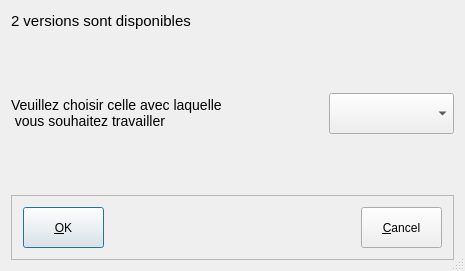
This is UiQT4/desChoixCata.ui in SalomePlatform/eficas_tools as Qt 5 draws it before an edit. The edited form follows.
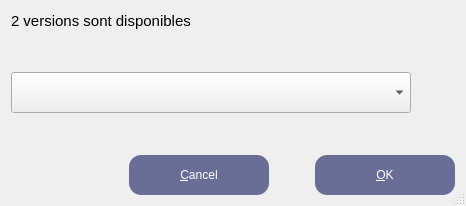
This is the edited form.

Diff of the .ui file:
```diff
--- a/UiQT4/desChoixCata.ui
+++ b/UiQT4/desChoixCata.ui
@@ -6,8 +6,8 @@
    <rect>
     <x>0</x>
     <y>0</y>
-    <width>465</width>
-    <height>271</height>
+    <width>466</width>
+    <height>206</height>
    </rect>
   </property>
   <property name="windowTitle">
@@ -16,8 +16,8 @@
   <property name="sizeGripEnabled">
    <bool>true</bool>
   </property>
-  <layout class="QGridLayout" name="gridLayout">
-   <item row="0" column="0" colspan="2">
+  <layout class="QVBoxLayout" name="verticalLayout">
+   <item>
     <layout class="QHBoxLayout" name="horizontalLayout_3">
      <item>
       <widget class="QLabel" name="TLNb">
@@ -54,7 +54,7 @@
      </item>
     </layout>
    </item>
-   <item row="1" column="1">
+   <item>
     <spacer name="verticalSpacer_2">
      <property name="orientation">
       <enum>Qt::Vertical</enum>
@@ -67,54 +67,6 @@
      </property>
     </spacer>
    </item>
-   <item row="2" column="0" colspan="2">
-    <layout class="QHBoxLayout" name="horizontalLayout_2">
-     <item>
-      <widget class="QLabel" name="textLabel1_2">
-       <property name="sizePolicy">
-        <sizepolicy hsizetype="Preferred" vsizetype="Preferred">
-         <horstretch>0</horstretch>
-         <verstretch>0</verstretch>
-        </sizepolicy>
-       </property>
-       <property name="minimumSize">
-        <size>
-         <width>0</width>
-         <height>0</height>
-        </size>
-       </property>
-       <property name="text">
-        <string>&lt;!DOCTYPE HTML PUBLIC &quot;-//W3C//DTD HTML 4.0//EN&quot; &quot;http://www.w3.org/TR/REC-html40/strict.dtd&quot;&gt;
-&lt;html&gt;&lt;head&gt;&lt;meta name=&quot;qrichtext&quot; content=&quot;1&quot; /&gt;&lt;style type=&quot;text/css&quot;&gt;
-p, li { white-space: pre-wrap; }
-&lt;/style&gt;&lt;/head&gt;&lt;body style=&quot; font-family:'Sans Serif'; font-size:9pt; font-weight:400; font-style:normal;&quot;&gt;
-&lt;table style=&quot;-qt-table-type: root; margin-top:4px; margin-bottom:4px; margin-left:4px; margin-right:4px;&quot;&gt;
-&lt;tr&gt;
-&lt;td style=&quot;border: none;&quot;&gt;
-&lt;p style=&quot; margin-top:0px; margin-bottom:0px; margin-left:0px; margin-right:0px; -qt-block-indent:0; text-indent:0px;&quot;&gt;&lt;span style=&quot; font-size:large;&quot;&gt;Veuillez choisir celle avec laquelle&lt;/span&gt;&lt;/p&gt;
-&lt;p style=&quot; margin-top:0px; margin-bottom:0px; margin-left:0px; margin-right:0px; -qt-block-indent:0; text-indent:0px;&quot;&gt;&lt;span style=&quot; font-size:large;&quot;&gt; vous souhaitez travailler&lt;/span&gt;&lt;/p&gt;&lt;/td&gt;&lt;/tr&gt;&lt;/table&gt;&lt;/body&gt;&lt;/html&gt;</string>
-       </property>
-       <property name="scaledContents">
-        <bool>false</bool>
-       </property>
-       <property name="wordWrap">
-        <bool>false</bool>
-       </property>
-      </widget>
-     </item>
-     <item>
-      <spacer name="horizontalSpacer_2">
-       <property name="orientation">
-        <enum>Qt::Horizontal</enum>
-       </property>
-       <property name="sizeHint" stdset="0">
-        <size>
-         <width>38</width>
-         <height>20</height>
-        </size>
-       </property>
-      </spacer>
-     </item>
      <item>
       <widget class="QComboBox" name="CBChoixCata">
        <property name="enabled">
@@ -122,7 +74,7 @@
        </property>
        <property name="minimumSize">
         <size>
-         <width>125</width>
+       <width>400</width>
          <height>41</height>
         </size>
        </property>
@@ -134,9 +86,7 @@
        </property>
       </widget>
      </item>
-    </layout>
-   </item>
-   <item row="3" column="0">
+   <item>
     <spacer name="verticalSpacer">
      <property name="orientation">
       <enum>Qt::Vertical</enum>
@@ -149,23 +99,83 @@
      </property>
     </spacer>
    </item>
-   <item row="4" column="0" colspan="2">
-    <widget class="QFrame" name="frame3">
-     <property name="frameShape">
-      <enum>QFrame::StyledPanel</enum>
-     </property>
-     <property name="frameShadow">
-      <enum>QFrame::Raised</enum>
-     </property>
+   <item>
      <layout class="QHBoxLayout" name="horizontalLayout">
+     <item>
+      <spacer name="horizontalSpacer_2">
+       <property name="orientation">
+        <enum>Qt::Horizontal</enum>
+       </property>
+       <property name="sizeHint" stdset="0">
+        <size>
+         <width>40</width>
+         <height>20</height>
+        </size>
+       </property>
+      </spacer>
+     </item>
+     <item>
+      <widget class="QPushButton" name="buttonCancel">
+       <property name="minimumSize">
+        <size>
+         <width>140</width>
+         <height>40</height>
+        </size>
+       </property>
+       <property name="toolTip">
+        <string/>
+       </property>
+       <property name="styleSheet">
+        <string notr="true">background-color:rgb(104,110,149);
+color :white;
+border-radius : 12px
+</string>
+       </property>
+       <property name="text">
+        <string>&amp;Cancel</string>
+       </property>
+       <property name="shortcut">
+        <string/>
+       </property>
+       <property name="autoDefault">
+        <bool>true</bool>
+       </property>
+      </widget>
+     </item>
+     <item>
+      <spacer name="horizontalSpacer">
+       <property name="orientation">
+        <enum>Qt::Horizontal</enum>
+       </property>
+       <property name="sizeType">
+        <enum>QSizePolicy::Fixed</enum>
+       </property>
+       <property name="sizeHint" stdset="0">
+        <size>
+         <width>40</width>
+         <height>20</height>
+        </size>
+       </property>
+      </spacer>
+     </item>
       <item>
        <widget class="QPushButton" name="buttonOk">
         <property name="minimumSize">
          <size>
-          <width>81</width>
-          <height>41</height>
-         </size>
-        </property>
+         <width>140</width>
+         <height>40</height>
+        </size>
+       </property>
+       <property name="toolTip">
+        <string>Validate choice</string>
+       </property>
+       <property name="styleSheet">
+        <string notr="true">background-color:rgb(104,110,149);
+color :white;
+border-radius : 12px
+
+</string>
+       </property>
         <property name="text">
          <string>&amp;OK</string>
         </property>
@@ -180,40 +190,7 @@
         </property>
        </widget>
       </item>
-      <item>
-       <spacer name="horizontalSpacer">
-        <property name="orientation">
-         <enum>Qt::Horizontal</enum>
-        </property>
-        <property name="sizeHint" stdset="0">
-         <size>
-          <width>40</width>
-          <height>20</height>
-         </size>
-        </property>
-       </spacer>
-      </item>
-      <item>
-       <widget class="QPushButton" name="buttonCancel">
-        <property name="minimumSize">
-         <size>
-          <width>81</width>
-          <height>41</height>
-         </size>
-        </property>
-        <property name="text">
-         <string>&amp;Cancel</string>
-        </property>
-        <property name="shortcut">
-         <string/>
-        </property>
-        <property name="autoDefault">
-         <bool>true</bool>
-        </property>
-       </widget>
-      </item>
-     </layout>
-    </widget>
+    </layout>
    </item>
   </layout>
  </widget>
```
Lines whose indentation alone changed are shown as unchanged.
